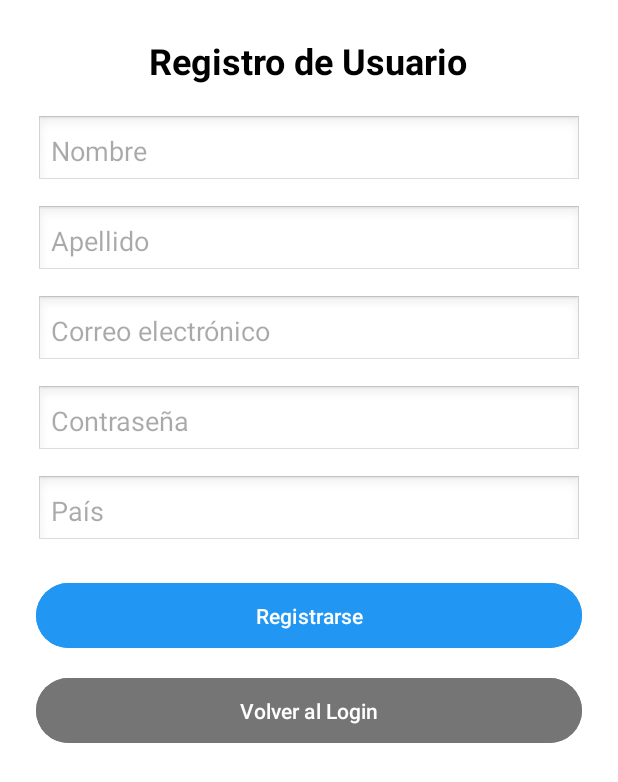
After one commit to DiazClaros2000/ProryectoC.2-main, an Android app: the RegisterActivity screen opened directly, with no data from a screen before it, on a phone screen of 412 x 824 dp. The commit adds this screen. Shown: the top 782 px of the screen. Run offline under Robolectric (Android 15) with nearby library versions, the phone set to English and light mode, and no system bars.

Commit message:
Registro usuario funcional

```diff
--- a/app/build.gradle.kts
+++ b/app/build.gradle.kts
@@ -1,5 +1,6 @@
 plugins {
     alias(libs.plugins.android.application)
+    id("com.google.gms.google-services")
 }
 
 android {
@@ -44,5 +45,9 @@ dependencies {
     implementation("com.squareup.retrofit2:retrofit:2.9.0")
     implementation("com.squareup.retrofit2:converter-gson:2.9.0")
     implementation("com.squareup.okhttp3:logging-interceptor:4.9.3")
+    implementation(platform("com.google.firebase:firebase-bom:34.0.0"))
+    implementation("com.google.firebase:firebase-analytics")
+    // Añadido Google Sign-In
+    implementation("com.google.android.gms:play-services-auth:20.5.0")
 
 }
--- a/app/src/main/AndroidManifest.xml
+++ b/app/src/main/AndroidManifest.xml
@@ -58,6 +58,10 @@
             android:name=".activities.AgregarVehiculoActivity"
             android:exported="false" />
 
+        <activity
+            android:name=".activities.RegisterActivity"
+            android:exported="false" />
+
         <!-- Pantalla de inicio de sesión -->
         <activity
             android:name=".LoginActivity"
--- /dev/null
+++ b/app/src/main/res/layout/activity_register.xml
@@ -0,0 +1,93 @@
+<?xml version="1.0" encoding="utf-8"?>
+<ScrollView xmlns:android="http://schemas.android.com/apk/res/android"
+    android:layout_width="match_parent"
+    android:layout_height="match_parent"
+    android:background="#FFFFFF">
+
+    <LinearLayout
+        android:layout_width="match_parent"
+        android:layout_height="wrap_content"
+        android:orientation="vertical"
+        android:padding="24dp">
+
+        <TextView
+            android:id="@+id/textViewTitulo"
+            android:layout_width="wrap_content"
+            android:layout_height="wrap_content"
+            android:text="Registro de Usuario"
+            android:textSize="24sp"
+            android:textStyle="bold"
+            android:textColor="#000000"
+            android:layout_gravity="center_horizontal"
+            android:layout_marginBottom="20dp" />
+
+        <EditText
+            android:id="@+id/nombreInput"
+            android:layout_width="match_parent"
+            android:layout_height="wrap_content"
+            android:hint="Nombre"
+            android:inputType="textPersonName"
+            android:padding="10dp"
+            android:background="@android:drawable/edit_text"
+            android:layout_marginBottom="12dp"/>
+
+        <EditText
+            android:id="@+id/apellidoInput"
+            android:layout_width="match_parent"
+            android:layout_height="wrap_content"
+            android:hint="Apellido"
+            android:inputType="textPersonName"
+            android:padding="10dp"
+            android:background="@android:drawable/edit_text"
+            android:layout_marginBottom="12dp"/>
+
+        <EditText
+            android:id="@+id/correoInput"
+            android:layout_width="match_parent"
+            android:layout_height="wrap_content"
+            android:hint="Correo electrónico"
+            android:inputType="textEmailAddress"
+            android:padding="10dp"
+            android:background="@android:drawable/edit_text"
+            android:layout_marginBottom="12dp"/>
+
+        <EditText
+            android:id="@+id/contraseñaInput"
+            android:layout_width="match_parent"
+            android:layout_height="wrap_content"
+            android:hint="Contraseña"
+            android:inputType="textPassword"
+            android:padding="10dp"
+            android:background="@android:drawable/edit_text"
+            android:layout_marginBottom="12dp"/>
+
+        <EditText
+            android:id="@+id/paisInput"
+            android:layout_width="match_parent"
+            android:layout_height="wrap_content"
+            android:hint="País"
+            android:inputType="textCapWords"
+            android:padding="10dp"
+            android:background="@android:drawable/edit_text"
+            android:layout_marginBottom="20dp"/>
+
+        <Button
+            android:id="@+id/btnRegistrar"
+            android:layout_width="match_parent"
+            android:layout_height="wrap_content"
+            android:text="Registrarse"
+            android:backgroundTint="#2196F3"
+            android:textColor="#FFFFFF"
+            android:padding="12dp"
+            android:layout_marginBottom="12dp"/>
+
+        <Button
+            android:id="@+id/btnVolver"
+            android:layout_width="match_parent"
+            android:layout_height="wrap_content"
+            android:text="Volver al Login"
+            android:backgroundTint="#757575"
+            android:textColor="#FFFFFF"
+            android:padding="12dp"/>
+    </LinearLayout>
+</ScrollView>
--- a/build.gradle.kts
+++ b/build.gradle.kts
@@ -1,4 +1,5 @@
 // Top-level build file where you can add configuration options common to all sub-projects/modules.
 plugins {
     alias(libs.plugins.android.application) apply false
+    id("com.google.gms.google-services") version "4.4.3" apply false
 }
```
Also changed, not shown: app/src/main/java/com/example/proyectoc/LoginActivity.java (+18 -1 lines), app/src/main/java/com/example/proyectoc/activities/LoginActivity.java (deleted, +0 -87 lines), app/src/main/java/com/example/proyectoc/activities/RegisterActivity.java (added, +233 -0 lines), app/src/main/res/layout/activity_login.xml (+20 -0 lines), 1 other file.
